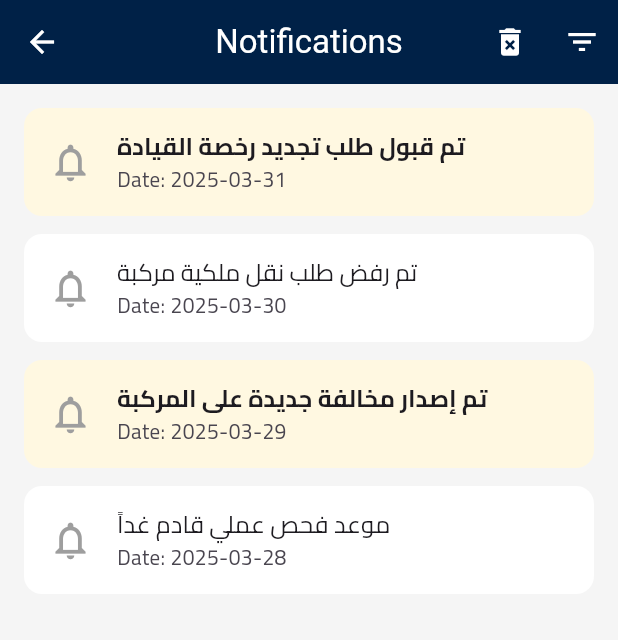
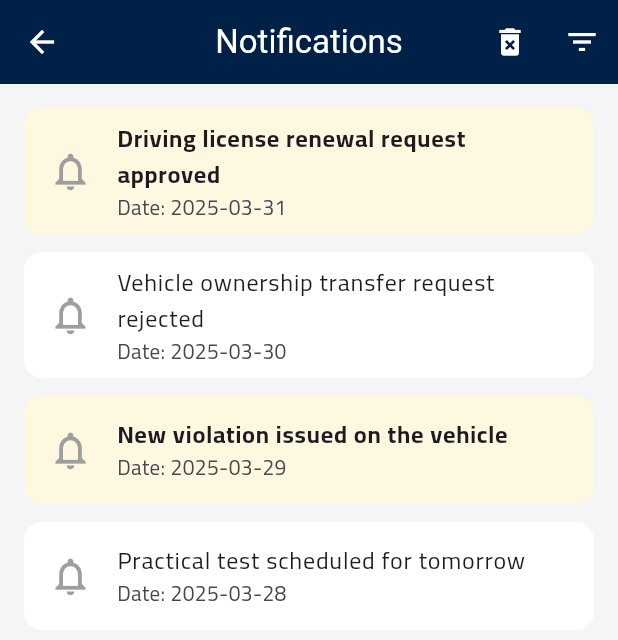
Before and after one commit to osamadweikat/Traffic-Department-Frontend, a Flutter app: the CitizenDashboard screen opened by its route, scrolled down 236 dp, after a tap on the "notifications none" icon, on a phone screen of 412 x 824 dp. Shown: the top 640 px of the screen. Run offline on Flutter 3.47's test engine with Material 3 defaults, Android fonts, the phone set to English and light mode, and no system bars; our stand-ins replace easy_localization, image_picker, permission_handler, shared_preferences; accounts and stored records are empty.

Commit message:
disable and enable notifications

```diff
--- a/lib/main.dart
+++ b/lib/main.dart
@@ -14,7 +14,7 @@ void main() async {
   runApp(
     EasyLocalization(
       supportedLocales: const [Locale('ar'), Locale('en')],
-      path: 'lib/translations', // مسار ملفات json
+      path: 'lib/translations',
       fallbackLocale: const Locale('ar'),
       saveLocale: true,
       child: const MyApp(),
--- a/lib/screens/auth/register_screen.dart
+++ b/lib/screens/auth/register_screen.dart
@@ -27,7 +27,7 @@ class _RegisterScreenState extends State<RegisterScreen> with SingleTickerProvid
       initialDate: DateTime.now(),
       firstDate: DateTime(1950),
       lastDate: DateTime.now(),
-      locale: context.locale, // 🔁 لغة التاريخ حسب اللغة المختارة
+      locale: context.locale,
     );
     if (picked != null) {
       setState(() {
--- a/lib/screens/dashboard/citizen_dashboard.dart
+++ b/lib/screens/dashboard/citizen_dashboard.dart
@@ -1,13 +1,21 @@
 import 'package:flutter/material.dart';
 import 'package:easy_localization/easy_localization.dart';
+import 'package:shared_preferences/shared_preferences.dart';
 import '../../theme/app_theme.dart';
 import '../../widgets/custom_drawer.dart';
 import '../notifications/notifications_screen.dart';
 
-class CitizenDashboard extends StatelessWidget {
+class CitizenDashboard extends StatefulWidget {
   final VoidCallback toggleTheme;
 
   const CitizenDashboard({super.key, required this.toggleTheme});
+
+  @override
+  State<CitizenDashboard> createState() => _CitizenDashboardState();
+}
+
+class _CitizenDashboardState extends State<CitizenDashboard> {
+  bool notificationsEnabled = true;
 
   final List<Map<String, dynamic>> services = const [
     {"title": "renew_driver_license", "icon": Icons.credit_card, "route": "/license_renewal"},
@@ -23,6 +31,19 @@ class CitizenDashboard extends StatelessWidget {
   ];
 
   @override
+  void initState() {
+    super.initState();
+    _loadNotificationSettings();
+  }
+
+  Future<void> _loadNotificationSettings() async {
+    final prefs = await SharedPreferences.getInstance();
+    setState(() {
+      notificationsEnabled = prefs.getBool('notificationsEnabled') ?? true;
+    });
+  }
+
+  @override
   Widget build(BuildContext context) {
     return Scaffold(
       appBar: AppBar(
@@ -35,15 +56,21 @@ class CitizenDashboard extends StatelessWidget {
               clipBehavior: Clip.none,
               children: [
                 IconButton(
-                  icon: const Icon(Icons.notifications_none),
+                  icon: Icon(
+                    Icons.notifications_none,
+                    color: notificationsEnabled ? Colors.white : Colors.grey.withOpacity(0.5),
+                  ),
                   tooltip: 'notifications'.tr(),
-                  onPressed: () {
+                  onPressed: notificationsEnabled
+                      ? () {
                           Navigator.push(
                             context,
                             MaterialPageRoute(builder: (context) => const NotificationsScreen()),
                           );
-                  },
+                        }
+                      : null,
                 ),
+                if (notificationsEnabled)
                   Positioned(
                     right: 8,
                     top: 8,
@@ -58,13 +85,29 @@ class CitizenDashboard extends StatelessWidget {
                         style: TextStyle(color: Colors.white, fontSize: 10),
                       ),
                     ),
+                  )
+                else
+                  Positioned(
+                    right: 4,
+                    top: 6,
+                    child: Transform.rotate(
+                      angle: -0.5,
+                      child: Icon(Icons.block, size: 16, color: Colors.grey.withOpacity(0.7)),
+                    ),
                   ),
               ],
             ),
           ),
         ],
       ),
-      drawer: CustomDrawer(toggleTheme: toggleTheme),
+      drawer: CustomDrawer(
+        toggleTheme: widget.toggleTheme,
+        onSettingsReturned: (bool settingsChanged) {
+          if (settingsChanged) {
+            _loadNotificationSettings();
+          }
+        },
+      ),
       backgroundColor: AppTheme.lightGrey,
       body: Padding(
         padding: const EdgeInsets.all(16),
@@ -79,7 +122,7 @@ class CitizenDashboard extends StatelessWidget {
           itemBuilder: (context, index) {
             return GestureDetector(
               onTap: () {
-                // يمكنك هنا التنقل للراوت المناسب
+
               },
               child: Card(
                 elevation: 4,
--- a/lib/screens/notifications/notifications_screen.dart
+++ b/lib/screens/notifications/notifications_screen.dart
@@ -1,6 +1,7 @@
 import 'package:flutter/material.dart';
 import 'package:easy_localization/easy_localization.dart';
 import 'package:traffic_department/screens/notifications/notification_details_screen.dart';
+import 'package:flutter/services.dart' as ui;
 import '../../theme/app_theme.dart';
 
 class NotificationsScreen extends StatefulWidget {
@@ -13,25 +14,29 @@ class NotificationsScreen extends StatefulWidget {
 class _NotificationsScreenState extends State<NotificationsScreen> {
   List<Map<String, dynamic>> notifications = [
     {
-      "title": "تم قبول طلب تجديد رخصة القيادة",
+      "title_ar": "تم قبول طلب تجديد رخصة القيادة",
+      "title_en": "Driving license renewal request approved",
       "date": "2025-03-31",
       "isRead": false,
       "details": "تفاصيل قبول طلب تجديد الرخصة"
     },
     {
-      "title": "تم رفض طلب نقل ملكية مركبة",
+      "title_ar": "تم رفض طلب نقل ملكية مركبة",
+      "title_en": "Vehicle ownership transfer request rejected",
       "date": "2025-03-30",
       "isRead": true,
       "details": "تفاصيل رفض نقل الملكية"
     },
     {
-      "title": "تم إصدار مخالفة جديدة على المركبة",
+      "title_ar": "تم إصدار مخالفة جديدة على المركبة",
+      "title_en": "New violation issued on the vehicle",
       "date": "2025-03-29",
       "isRead": false,
       "details": "تفاصيل المخالفة الجديدة"
     },
     {
-      "title": "موعد فحص عملي قادم غداً",
+      "title_ar": "موعد فحص عملي قادم غداً",
+      "title_en": "Practical test scheduled for tomorrow",
       "date": "2025-03-28",
       "isRead": true,
       "details": "تفاصيل موعد الفحص العملي"
@@ -79,7 +84,7 @@ class _NotificationsScreenState extends State<NotificationsScreen> {
       context,
       MaterialPageRoute(
         builder: (_) => NotificationDetailsScreen(
-          title: notifications[index]["title"],
+          title: getLocalizedTitle(notifications[index]),
           date: notifications[index]["date"],
           details: notifications[index]["details"],
         ),
@@ -87,10 +92,20 @@ class _NotificationsScreenState extends State<NotificationsScreen> {
     );
   }
 
+  String getLocalizedTitle(Map<String, dynamic> item) {
+    return context.locale.languageCode == 'ar'
+        ? item["title_ar"]
+        : item["title_en"];
+  }
+
   void showCustomMenu() async {
+    final isArabic = context.locale.languageCode == 'ar';
+
     final selected = await showMenu<String>(
       context: context,
-      position: const RelativeRect.fromLTRB(0, 80, 16, 0),
+      position: isArabic
+          ? const RelativeRect.fromLTRB(0, 80, 16, 0) // Right (RTL)
+          : const RelativeRect.fromLTRB(1000, 80, 0, 0), // Left (LTR)
       shape: RoundedRectangleBorder(borderRadius: BorderRadius.circular(15)),
       items: [
         _buildFilterItem('all'),
@@ -121,7 +136,11 @@ class _NotificationsScreenState extends State<NotificationsScreen> {
 
   @override
   Widget build(BuildContext context) {
-    return Scaffold(
+    final isArabic = context.locale.languageCode == 'ar';
+
+    return Directionality(
+      textDirection: isArabic ? ui.TextDirection.rtl : ui.TextDirection.ltr,
+      child: Scaffold(
         appBar: AppBar(
           title: Text("notifications_title".tr()),
           centerTitle: true,
@@ -170,18 +189,21 @@ class _NotificationsScreenState extends State<NotificationsScreen> {
                       child: ListTile(
                         leading: const Icon(Icons.notifications_none, color: Colors.grey, size: 30),
                         title: Text(
-                        filteredNotifications[index]["title"],
+                          getLocalizedTitle(filteredNotifications[index]),
                           style: TextStyle(
                             fontWeight: isNew ? FontWeight.bold : FontWeight.normal,
                           ),
                         ),
-                      subtitle: Text("notification_date_prefix".tr(args: [filteredNotifications[index]["date"]])),
+                        subtitle: Text(
+                          "notification_date_prefix".tr(args: [filteredNotifications[index]["date"]]),
+                        ),
                         onTap: () => openNotificationDetails(realIndex),
                       ),
                     ),
                   );
                 },
               ),
+      ),
     );
   }
 }
--- a/lib/screens/settings/language_settings_screen.dart
+++ b/lib/screens/settings/language_settings_screen.dart
@@ -11,7 +11,7 @@ class LanguageSettingsScreen extends StatelessWidget {
     final locale = Locale(languageCode);
     await context.setLocale(locale);
 
-    // Optional: Save language manually (although `easy_localization` does it if `saveLocale` is true)
+
     final prefs = await SharedPreferences.getInstance();
     await prefs.setString('locale', languageCode);
   }
```
Also changed, not shown: lib/screens/notifications/notification_details_screen.dart (+12 -4 lines), lib/screens/profile/profile_screen.dart (+19 -41 lines), lib/screens/settings/general_settings_screen.dart (+13 -6 lines), lib/screens/transactions/transaction_details_screen.dart (+22 -10 lines), lib/screens/transactions/transactions_screen.dart (+36 -7 lines), lib/translations/ar.json (+16 -1 lines), lib/translations/en.json (+11 -1 lines), lib/widgets/custom_drawer.dart (+16 -5 lines), lib/widgets/transaction_progress_indicator.dart (+9 -2 lines). Lines whose indentation alone changed are shown as unchanged.
